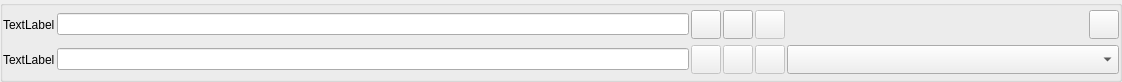
This is rpfm_ui/ui_templates/table_search_widget.ui in Frodo45127/rpfm as Qt 5 draws it before an edit. The edited form follows.
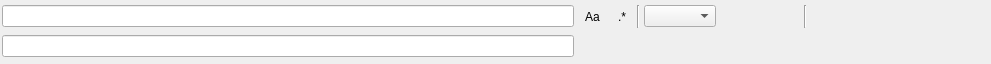
This is the edited form. Icons and pictures are not drawn. Custom widgets are drawn as their Qt base class.

Commit message: Redesigned search field in tableview.

Diff of the .ui file:
```diff
--- a/rpfm_ui/ui_templates/table_search_widget.ui
+++ b/rpfm_ui/ui_templates/table_search_widget.ui
@@ -1,226 +1,145 @@
 <?xml version="1.0" encoding="UTF-8"?>
 <ui version="4.0">
- <class>GroupBox</class>
- <widget class="QGroupBox" name="GroupBox">
+ <class>SearchBar</class>
+ <widget class="QWidget" name="SearchBar">
   <property name="geometry">
    <rect>
     <x>0</x>
     <y>0</y>
-    <width>1122</width>
-    <height>82</height>
+    <width>991</width>
+    <height>64</height>
    </rect>
   </property>
-  <property name="windowTitle">
-   <string>GroupBox</string>
+  <property name="maximumSize">
+   <size><width>16777215</width><height>68</height></size>
   </property>
-  <layout class="QGridLayout" name="gridLayout">
-   <property name="leftMargin">
-    <number>0</number>
-   </property>
-   <property name="topMargin">
-    <number>0</number>
-   </property>
-   <property name="rightMargin">
-    <number>0</number>
-   </property>
-   <property name="bottomMargin">
-    <number>0</number>
-   </property>
-   <property name="spacing">
-    <number>2</number>
-   </property>
-   <item row="0" column="1">
-    <widget class="KLineEdit" name="search_line_edit">
-     <property name="showClearButton" stdset="0">
-      <bool>true</bool>
-     </property>
-    </widget>
-   </item>
-   <item row="1" column="1">
-    <widget class="KLineEdit" name="replace_line_edit">
-     <property name="showClearButton" stdset="0">
-      <bool>true</bool>
-     </property>
-    </widget>
-   </item>
-   <item row="1" column="0">
-    <widget class="QLabel" name="replace_label">
-     <property name="text">
-      <string>TextLabel</string>
-     </property>
-    </widget>
-   </item>
-   <item row="1" column="4">
-    <widget class="QToolButton" name="next_match_button">
-     <property name="enabled">
-      <bool>false</bool>
-     </property>
-     <property name="text">
-      <string/>
-     </property>
-     <property name="icon">
-      <iconset theme="arrow-down"/>
-     </property>
-     <property name="iconSize">
-      <size>
-       <width>22</width>
-       <height>22</height>
-      </size>
-     </property>
-    </widget>
-   </item>
+  <layout class="QGridLayout" name="search_layout">
+   <property name="leftMargin"><number>2</number></property>
+   <property name="topMargin"><number>1</number></property>
+   <property name="rightMargin"><number>2</number></property>
+   <property name="bottomMargin"><number>1</number></property>
+   <property name="horizontalSpacing"><number>4</number></property>
+   <property name="verticalSpacing"><number>3</number></property>
+
    <item row="0" column="0">
-    <widget class="QLabel" name="search_label">
-     <property name="text">
-      <string>TextLabel</string>
+    <widget class="QLineEdit" name="search_line_edit">
+     <property name="sizePolicy">
+      <sizepolicy hsizetype="Expanding" vsizetype="Fixed">
+       <horstretch>1</horstretch>
+       <verstretch>0</verstretch>
+      </sizepolicy>
      </property>
+     <property name="clearButtonEnabled" stdset="0"><bool>true</bool></property>
     </widget>
    </item>
-   <item row="1" column="3">
-    <widget class="QToolButton" name="replace_all_button">
-     <property name="enabled">
-      <bool>false</bool>
-     </property>
-     <property name="text">
-      <string/>
-     </property>
-     <property name="icon">
-      <iconset theme="document-replace">
-       <normaloff>../../../../</normaloff>../../../../</iconset>
-     </property>
-     <property name="iconSize">
-      <size>
-       <width>22</width>
-       <height>22</height>
-      </size>
-     </property>
-    </widget>
-   </item>
-   <item row="1" column="2">
-    <widget class="QToolButton" name="replace_button">
-     <property name="enabled">
-      <bool>false</bool>
-     </property>
-     <property name="text">
-      <string/>
-     </property>
-     <property name="icon">
-      <iconset theme="edit-find-replace">
-       <normaloff>../../../../</normaloff>../../../../</iconset>
-     </property>
-     <property name="iconSize">
-      <size>
-       <width>22</width>
-       <height>22</height>
-      </size>
-     </property>
-    </widget>
-   </item>
-   <item row="0" column="4">
-    <widget class="QToolButton" name="prev_match_button">
-     <property name="enabled">
-      <bool>false</bool>
-     </property>
-     <property name="text">
-      <string/>
-     </property>
-     <property name="icon">
-      <iconset theme="arrow-up"/>
-     </property>
-     <property name="iconSize">
-      <size>
-       <width>22</width>
-       <height>22</height>
-      </size>
-     </property>
-    </widget>
-   </item>
-   <item row="0" column="7">
-    <widget class="QLabel" name="matches_label">
-     <property name="minimumSize">
-      <size>
-       <width>300</width>
-       <height>0</height>
-      </size>
-     </property>
-     <property name="text">
-      <string/>
-     </property>
-    </widget>
-   </item>
-   <item row="0" column="3">
+   <item row="0" column="1">
     <widget class="QToolButton" name="case_sensitive_button">
-     <property name="text">
-      <string/>
-     </property>
-     <property name="icon">
-      <iconset theme="format-text-uppercase">
-       <normaloff>../../../../</normaloff>../../../../</iconset>
-     </property>
-     <property name="iconSize">
-      <size>
-       <width>22</width>
-       <height>22</height>
-      </size>
-     </property>
-     <property name="checkable">
-      <bool>true</bool>
-     </property>
+     <property name="text"><string notr="true">Aa</string></property>
+     <property name="checkable"><bool>true</bool></property>
+     <property name="autoRaise"><bool>true</bool></property>
     </widget>
    </item>
    <item row="0" column="2">
+    <widget class="QToolButton" name="regex_button">
+     <property name="text"><string notr="true">.*</string></property>
+     <property name="checkable"><bool>true</bool></property>
+     <property name="autoRaise"><bool>true</bool></property>
+    </widget>
+   </item>
+   <item row="0" column="3">
+    <widget class="Line" name="sep_options">
+     <property name="orientation"><enum>Qt::Vertical</enum></property>
+    </widget>
+   </item>
+   <item row="0" column="4">
+    <widget class="QComboBox" name="column_combobox">
+     <property name="sizePolicy">
+      <sizepolicy hsizetype="Preferred" vsizetype="Fixed">
+       <horstretch>0</horstretch>
+       <verstretch>0</verstretch>
+      </sizepolicy>
+     </property>
+    </widget>
+   </item>
+   <item row="0" column="5">
     <widget class="QToolButton" name="search_button">
-     <property name="text">
-      <string/>
-     </property>
-     <property name="icon">
-      <iconset theme="search">
-       <normaloff>../../../../</normaloff>../../../../</iconset>
-     </property>
-     <property name="iconSize">
-      <size>
-       <width>22</width>
-       <height>22</height>
-      </size>
-     </property>
+     <property name="text"><string/></property>
+     <property name="icon"><iconset theme="search"/></property>
+     <property name="iconSize"><size><width>16</width><height>16</height></size></property>
+     <property name="autoRaise"><bool>true</bool></property>
+    </widget>
+   </item>
+   <item row="0" column="6">
+    <widget class="QToolButton" name="prev_match_button">
+     <property name="enabled"><bool>false</bool></property>
+     <property name="text"><string/></property>
+     <property name="icon"><iconset theme="go-up"/></property>
+     <property name="iconSize"><size><width>16</width><height>16</height></size></property>
+     <property name="autoRaise"><bool>true</bool></property>
+    </widget>
+   </item>
+   <item row="0" column="7">
+    <widget class="QToolButton" name="next_match_button">
+     <property name="enabled"><bool>false</bool></property>
+     <property name="text"><string/></property>
+     <property name="icon"><iconset theme="go-down"/></property>
+     <property name="iconSize"><size><width>16</width><height>16</height></size></property>
+     <property name="autoRaise"><bool>true</bool></property>
     </widget>
    </item>
    <item row="0" column="8">
+    <widget class="Line" name="sep_matches">
+     <property name="orientation"><enum>Qt::Vertical</enum></property>
+    </widget>
+   </item>
+   <item row="0" column="9">
+    <widget class="QLabel" name="matches_label">
+     <property name="minimumSize"><size><width>150</width><height>0</height></size></property>
+     <property name="alignment"><set>Qt::AlignVCenter|Qt::AlignRight</set></property>
+     <property name="text"><string/></property>
+    </widget>
+   </item>
+   <item row="0" column="10" rowspan="2">
     <widget class="QToolButton" name="close_button">
-     <property name="text">
-      <string/>
-     </property>
-     <property name="icon">
-      <iconset theme="tab-close">
-       <normaloff>../../../../</normaloff>../../../../</iconset>
-     </property>
-     <property name="iconSize">
-      <size>
-       <width>22</width>
-       <height>22</height>
-      </size>
-     </property>
+     <property name="text"><string/></property>
+     <property name="icon"><iconset theme="dialog-close"/></property>
+     <property name="iconSize"><size><width>16</width><height>16</height></size></property>
+     <property name="autoRaise"><bool>true</bool></property>
     </widget>
    </item>
-   <item row="1" column="7" colspan="2">
-    <widget class="QComboBox" name="column_combobox">
+
+   <item row="1" column="0">
+    <widget class="QLineEdit" name="replace_line_edit">
      <property name="sizePolicy">
-      <sizepolicy hsizetype="Preferred" vsizetype="Preferred">
-       <horstretch>0</horstretch>
+      <sizepolicy hsizetype="Expanding" vsizetype="Fixed">
+       <horstretch>1</horstretch>
        <verstretch>0</verstretch>
       </sizepolicy>
      </property>
+     <property name="clearButtonEnabled" stdset="0"><bool>true</bool></property>
+    </widget>
+   </item>
+   <item row="1" column="4">
+    <widget class="QToolButton" name="replace_button">
+     <property name="enabled"><bool>false</bool></property>
+     <property name="text"><string/></property>
+     <property name="icon"><iconset theme="edit-find-replace"/></property>
+     <property name="iconSize"><size><width>16</width><height>16</height></size></property>
+     <property name="autoRaise"><bool>true</bool></property>
+    </widget>
+   </item>
+   <item row="1" column="5" colspan="4">
+    <widget class="QToolButton" name="replace_all_button">
+     <property name="enabled"><bool>false</bool></property>
+     <property name="text"><string/></property>
+     <property name="icon"><iconset theme="document-replace"/></property>
+     <property name="iconSize"><size><width>16</width><height>16</height></size></property>
+     <property name="toolButtonStyle"><enum>Qt::ToolButtonTextBesideIcon</enum></property>
+     <property name="autoRaise"><bool>true</bool></property>
     </widget>
    </item>
   </layout>
  </widget>
- <customwidgets>
-  <customwidget>
-   <class>KLineEdit</class>
-   <extends>QLineEdit</extends>
-   <header>klineedit.h</header>
-  </customwidget>
- </customwidgets>
  <resources/>
  <connections/>
 </ui>
```
The commit also changes 4 other files.
